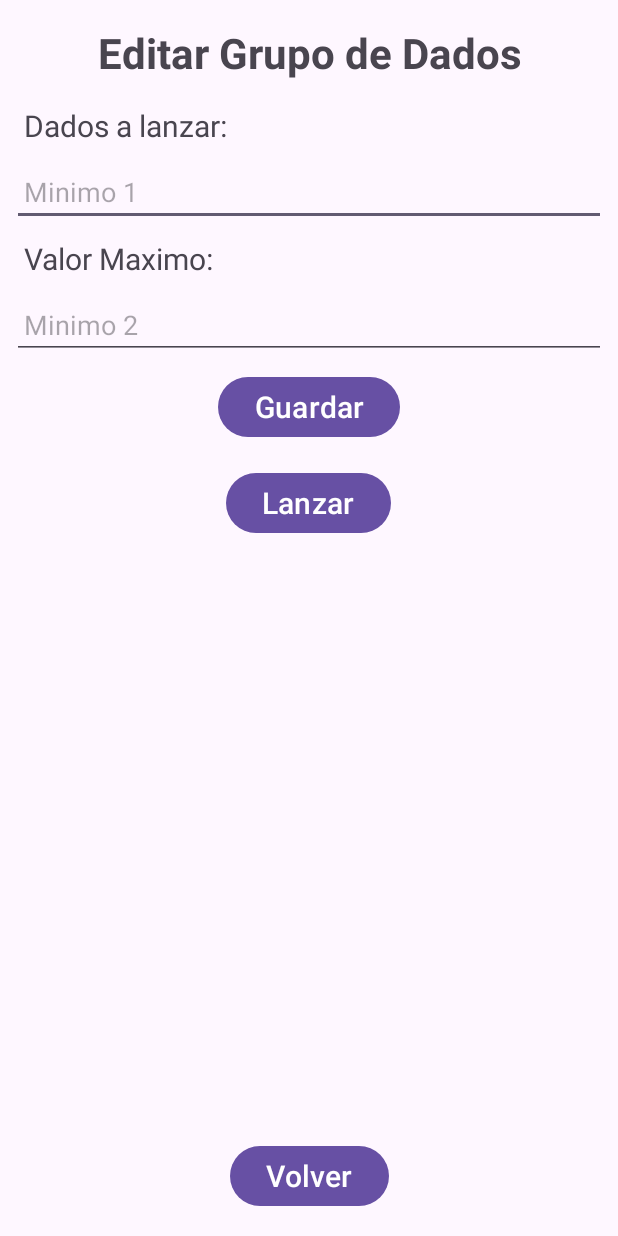
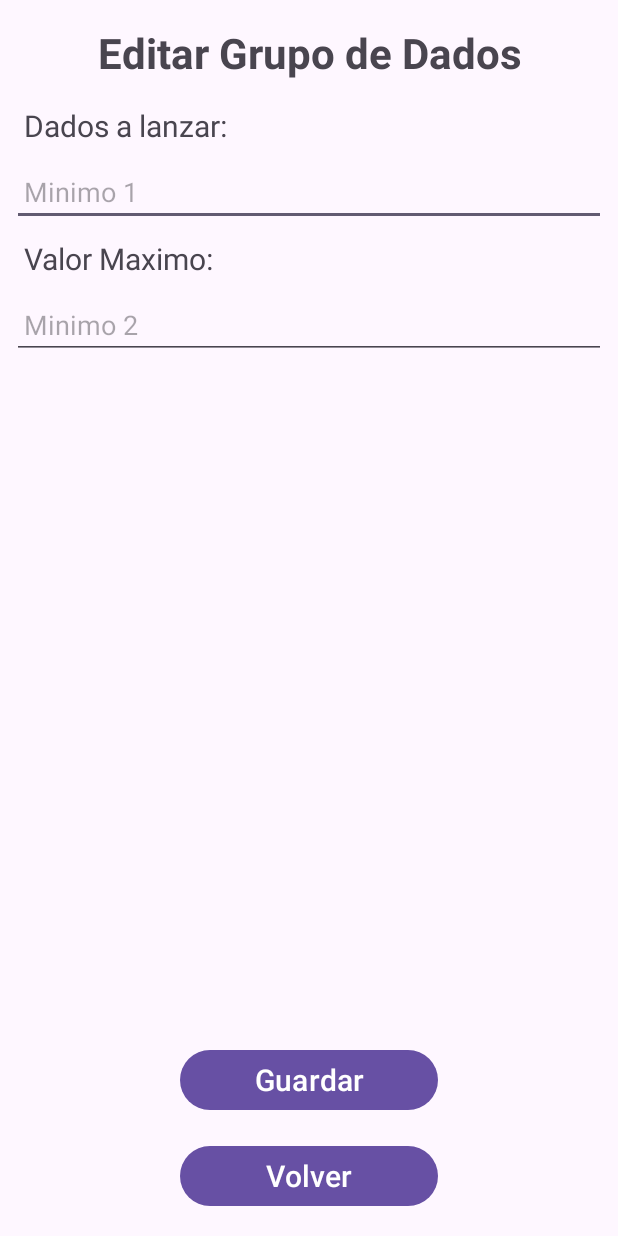
Before and after one commit to dagoes/DiceRoller, an Android app: the EditarGrupo screen opened directly, with no data from a screen before it, on a phone screen of 412 x 824 dp. Run offline under Robolectric (Android 15) with nearby library versions, the phone set to English and light mode, and no system bars.

Commit message:
Creacion del almacenamiento de los grupos de dados y de el sistema de traspaso de datos a la actividad de lanzado de dados

```diff
--- a/app/src/main/java/com/example/diceroller/menu/EditarGrupo.java
+++ b/app/src/main/java/com/example/diceroller/menu/EditarGrupo.java
@@ -1,38 +1,90 @@
 package com.example.diceroller.menu;
 
-import android.content.Intent;
 import android.os.Bundle;
+import android.text.Editable;
+import android.text.TextWatcher;
 import android.view.View;
 import android.widget.Button;
-import android.widget.ImageButton;
+import android.widget.EditText;
 
 import androidx.appcompat.app.AppCompatActivity;
 
+import com.example.diceroller.DBHelper;
 import com.example.diceroller.R;
 
 public class EditarGrupo extends AppCompatActivity {
+    private EditText editTextCantidad, editTextValorMaximo;
+    private DBHelper dbHelper;
+    private int entryId = -1;
 
     @Override
     protected void onCreate(Bundle savedInstanceState) {
         super.onCreate(savedInstanceState);
         setContentView(R.layout.activity_editgroup);
 
+        dbHelper = new DBHelper(this);
+
+        editTextCantidad = findViewById(R.id.editTextCantidad);
+        editTextValorMaximo = findViewById(R.id.editTextValorMaximo);
+
+        editTextCantidad.addTextChangedListener(new TextWatcher() {
+            @Override
+            public void beforeTextChanged(CharSequence charSequence, int i, int i1, int i2) {
+
+            }
+
+            @Override
+            public void onTextChanged(CharSequence charSequence, int start, int before, int count) {
+                // Validar que el texto contenga solo números
+                if (!charSequence.toString().matches("[0-9]*")) {
+                    // Si contiene caracteres no numéricos, eliminar el último carácter
+                    editTextCantidad.setText(charSequence.toString().replaceAll("[^0-9]", ""));
+                    editTextCantidad.setSelection(editTextCantidad.getText().length()); // Poner el cursor al final
+                }
+            }
+
+            @Override
+            public void afterTextChanged(Editable editable) {
+
+            }
+        });
+
+        editTextValorMaximo.addTextChangedListener(new TextWatcher() {
+            @Override
+            public void beforeTextChanged(CharSequence charSequence, int i, int i1, int i2) {
+
+            }
+
+            @Override
+            public void onTextChanged(CharSequence charSequence, int start, int before, int count) {
+                // Validar que el texto contenga solo números
+                if (!charSequence.toString().matches("[0-9]*")) {
+                    // Si contiene caracteres no numéricos, eliminar el último carácter
+                    editTextValorMaximo.setText(charSequence.toString().replaceAll("[^0-9]", ""));
+                    editTextValorMaximo.setSelection(editTextValorMaximo.getText().length()); // Poner el cursor al final
+                }
+            }
+
+            @Override
+            public void afterTextChanged(Editable editable) {
+
+            }
+        });
+
         Button btnGuardar = findViewById(R.id.buttonGuardar);
 
         btnGuardar.setOnClickListener(new View.OnClickListener() {
             @Override
             public void onClick(View view) {
-                //crear script para crear/actualizar una entrada en la base de datos
-            }
-        });
+                int cantidad = Integer.parseInt(editTextCantidad.getText().toString());
+                int valor_maximo = Integer.parseInt(editTextValorMaximo.getText().toString());
 
-        Button btnLanzar = findViewById(R.id.buttonIrALanzar);
-
-        btnLanzar.setOnClickListener(new View.OnClickListener() {
-            public void onClick(View view) {
-                //Script para recoger datos
-                Intent intent = new Intent(EditarGrupo.this, LanzarDado.class);
-                startActivity(intent);
+                if (entryId == -1) {
+                    dbHelper.addEntry(cantidad, valor_maximo);  // Nuevo elemento
+                } else {
+                    dbHelper.updateEntry(entryId, cantidad, valor_maximo);  // Actualizar elemento existente
+                }
+                finish();
             }
         });
 
--- a/app/src/main/res/layout/activity_editgroup.xml
+++ b/app/src/main/res/layout/activity_editgroup.xml
@@ -5,6 +5,7 @@
     android:layout_height="match_parent">
 
     <LinearLayout
+        android:id="@+id/linearLayout"
         android:layout_width="match_parent"
         android:layout_height="match_parent"
         android:orientation="vertical"
@@ -15,71 +16,66 @@
             android:layout_width="wrap_content"
             android:layout_height="wrap_content"
             android:layout_gravity="center"
+            android:padding="8dp"
             android:text="Editar Grupo de Dados"
             android:textAlignment="center"
             android:textSize="28sp"
-            android:textStyle="bold"
-            android:padding="8dp"/>
+            android:textStyle="bold" />
 
         <TextView
             android:id="@+id/textC"
             android:layout_width="match_parent"
             android:layout_height="wrap_content"
+            android:padding="8dp"
             android:text="Dados a lanzar:"
-            android:textSize="20sp"
-            android:padding="8dp" />
+            android:textSize="20sp" />
 
         <EditText
             android:id="@+id/editTextCantidad"
             android:layout_width="match_parent"
             android:layout_height="wrap_content"
             android:ems="10"
-            android:inputType="text"
             android:hint="Minimo 1"
+            android:inputType="number"
             android:paddingHorizontal="8dp" />
 
         <TextView
             android:id="@+id/textV"
             android:layout_width="match_parent"
             android:layout_height="wrap_content"
+            android:padding="8dp"
             android:text="Valor Maximo:"
-            android:textSize="20sp"
-            android:padding="8dp" />
+            android:textSize="20sp" />
 
         <EditText
             android:id="@+id/editTextValorMaximo"
             android:layout_width="match_parent"
             android:layout_height="wrap_content"
             android:ems="10"
-            android:inputType="text"
             android:hint="Minimo 2"
+            android:inputType="number"
             android:paddingHorizontal="8dp" />
-
-        <Button
-            android:id="@+id/buttonGuardar"
-            android:layout_width="wrap_content"
-            android:layout_height="wrap_content"
-            android:layout_gravity="center"
-            android:layout_margin="8dp"
-            android:text="Guardar"
-            android:textSize="20sp" />
-
-        <Button
-            android:id="@+id/buttonIrALanzar"
-            android:layout_width="wrap_content"
-            android:layout_height="wrap_content"
-            android:layout_gravity="center"
-            android:layout_margin="8dp"
-            android:text="@string/lanzar"
-            android:textSize="20sp" />
 
     </LinearLayout>
 
     <Button
+        android:id="@+id/buttonGuardar"
+        android:layout_width="match_parent"
+        android:layout_height="wrap_content"
+        android:layout_marginHorizontal="120dp"
+        android:layout_marginVertical="16dp"
+        android:text="Guardar"
+        android:textSize="20sp"
+        app:layout_constraintBottom_toTopOf="@+id/buttonVolver2"
+        app:layout_constraintEnd_toEndOf="parent"
+        app:layout_constraintStart_toStartOf="parent" />
+
+    <Button
         android:id="@+id/buttonVolver2"
-        android:layout_width="wrap_content"
+        android:layout_width="match_parent"
         android:layout_height="wrap_content"
-        android:layout_margin="16dp"
+        android:layout_marginHorizontal="120dp"
+        android:layout_marginVertical="16dp"
         android:text="@string/volver"
         android:textSize="20sp"
         app:layout_constraintBottom_toBottomOf="parent"
--- a/app/src/main/res/layout/activity_main.xml
+++ b/app/src/main/res/layout/activity_main.xml
@@ -22,7 +22,7 @@
         android:layout_height="wrap_content"
         android:layout_marginHorizontal="64dp"
         android:layout_marginVertical="8dp"
-        android:text="Crear Grupo de Dados"
+        android:text="Grupos de Dados Personalizados"
         app:layout_constraintTop_toBottomOf="@+id/buttonUnDado" />
 
     <Button
```
Also changed, not shown: app/src/main/java/com/example/diceroller/DBHelper.java (added, +77 -0 lines), app/src/main/java/com/example/diceroller/menu/DadosBasicos.java (+41 -0 lines), app/src/main/java/com/example/diceroller/menu/Entry.java (added, +35 -0 lines), app/src/main/java/com/example/diceroller/menu/EntryAdapter.java (added, +64 -0 lines), app/src/main/java/com/example/diceroller/menu/LanzarDado.java (+29 -2 lines), app/src/main/java/com/example/diceroller/menu/VerGrupos.java (+66 -1 lines), app/src/main/res/layout/activity_seegroups.xml (+14 -4 lines), app/src/main/res/layout/activity_throwdice.xml (+8 -7 lines), app/src/main/res/layout/item_entry.xml (added, +15 -0 lines).
